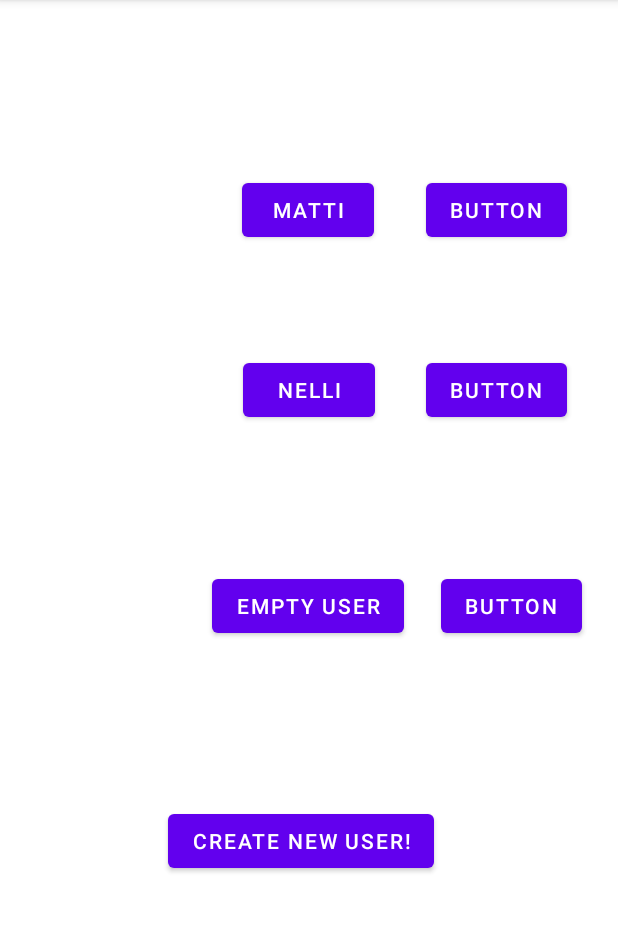
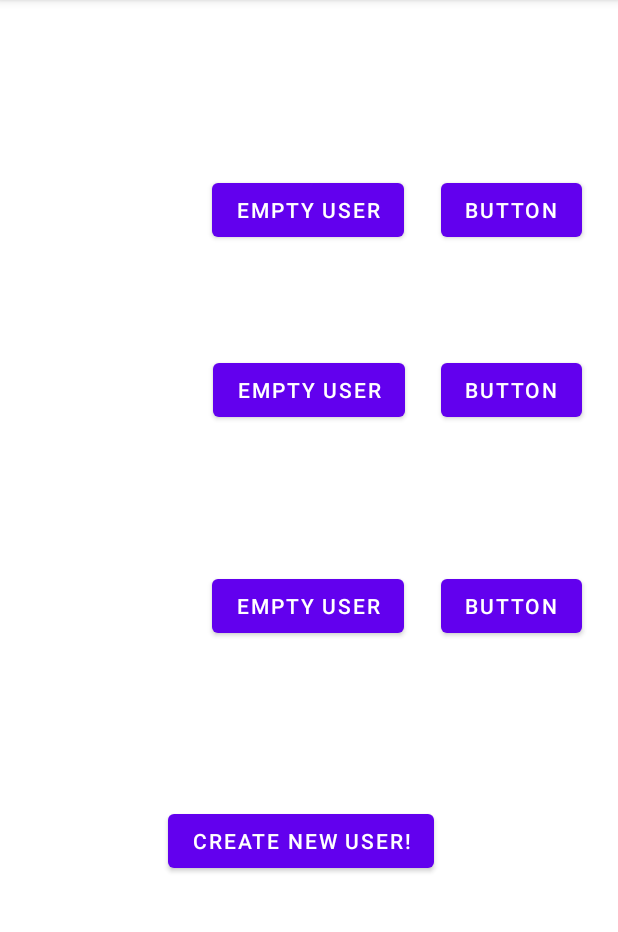
Before and after one commit to Pall00/AndroidProjektiRentoutusApp, an Android app: the screen it shows after launch (MainActivity), on a phone screen of 412 x 824 dp, the part 84-1016 px from its top. Run offline under Robolectric (Android 15) with nearby library versions, the phone set to English and light mode, and no system bars.

Commit message:
Finished user removal methods, maybe

```diff
--- a/app/src/main/java/com/example/androidprojectirentoutusapp/MainActivity.java
+++ b/app/src/main/java/com/example/androidprojectirentoutusapp/MainActivity.java
@@ -15,6 +15,8 @@ public class MainActivity extends AppCompatActivity {
 
     public static final String EXTRA_USER = "com.example.androidprojektirentoutusapp.USER";
 
+    private int check;
+
     @Override
     protected void onCreate(Bundle savedInstanceState) {
         super.onCreate(savedInstanceState);
@@ -27,15 +29,15 @@ public class MainActivity extends AppCompatActivity {
         Button user_button2 = findViewById(R.id.user2_button);
         Button user_button3 = findViewById(R.id.user3_button);
 
-        SharedPreferences.Editor user1edit = user1.edit();
+        /*SharedPreferences.Editor user1edit = user1.edit();
         user1edit.putString("Username","Matti");
         user1edit.commit();
         SharedPreferences.Editor user2edit = user2.edit();
         user2edit.putString("Username","Nelli");
-        user2edit.commit();
+        user2edit.commit();*/
 
 
-        int check = checkData();
+        check = checkData();
 
         Log.i("MY_APP", Integer.toString(check));
 
@@ -44,7 +46,6 @@ public class MainActivity extends AppCompatActivity {
                 user_button1.setText(user1.getString("Username", "0"));
                 user_button2.setText(user2.getString("Username", "0"));
                 user_button3.setText(user3.getString("Username", "0"));
-
                 break;
             case 1:
                 break;
@@ -101,10 +102,13 @@ public class MainActivity extends AppCompatActivity {
             user3edit.clear();
             user3edit.commit();
         }
+        updateUI();
 
     }
     public void createUser(View v){
         Intent userCreateIntent = new Intent(MainActivity.this, CreateUser.class);
+
+        userCreateIntent.putExtra(EXTRA_USER, checkData());
 
         startActivity(userCreateIntent);
     }
@@ -134,5 +138,23 @@ public class MainActivity extends AppCompatActivity {
         }
 
     }
+    public void updateUI(){
+        Button user_button1 = findViewById(R.id.user1_button);
+        Button user_button2 = findViewById(R.id.user2_button);
+        Button user_button3 = findViewById(R.id.user3_button);
+
+        SharedPreferences user1 = getSharedPreferences("User1", MODE_PRIVATE);
+        SharedPreferences user2 = getSharedPreferences("User2", MODE_PRIVATE);
+        SharedPreferences user3 = getSharedPreferences("User3", MODE_PRIVATE);
+
+        user_button1.setText(user1.getString("Username", "Empty user"));
+        user_button2.setText(user2.getString("Username", "Empty user"));
+        user_button3.setText(user3.getString("Username", "Empty user"));
+    }
+
+    protected void onResume(){
+        super.onResume();
+        updateUI();
+    }
 
 }
--- a/app/src/main/java/com/example/androidprojectirentoutusapp/SetupMenu.java
+++ b/app/src/main/java/com/example/androidprojectirentoutusapp/SetupMenu.java
@@ -12,8 +12,6 @@ import android.widget.TextView;
 public class SetupMenu extends AppCompatActivity {
 
     private static final String EXTRA_USER = "com.example.androidprojektirentoutusapp.USER";
-    //private Intent intent = getIntent();
-    //private int user = intent.getIntExtra(MainActivity.EXTRA_USER, 0);
 
     @Override
     protected void onCreate(Bundle savedInstanceState) {
--- a/app/src/main/res/values/strings.xml
+++ b/app/src/main/res/values/strings.xml
@@ -8,4 +8,5 @@
     <string name="settingsButton">Settings</string>
     <string name="triviaButton">Trivia</string>
     <string name="textViewUsername">Username</string>
+    <string name="registerButton">Register</string>
 </resources>
```
Also changed, not shown: app/src/main/java/com/example/androidprojectirentoutusapp/CreateUser.java (+58 -0 lines), app/src/main/res/layout/activity_create_user.xml (+4 -3 lines).
